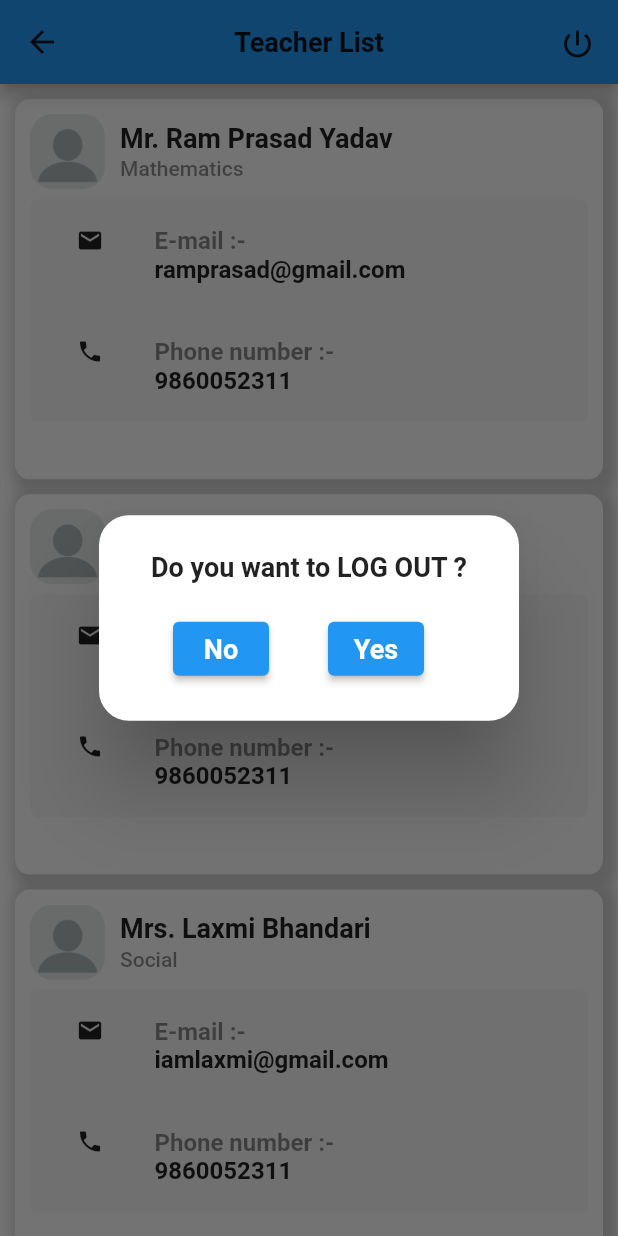
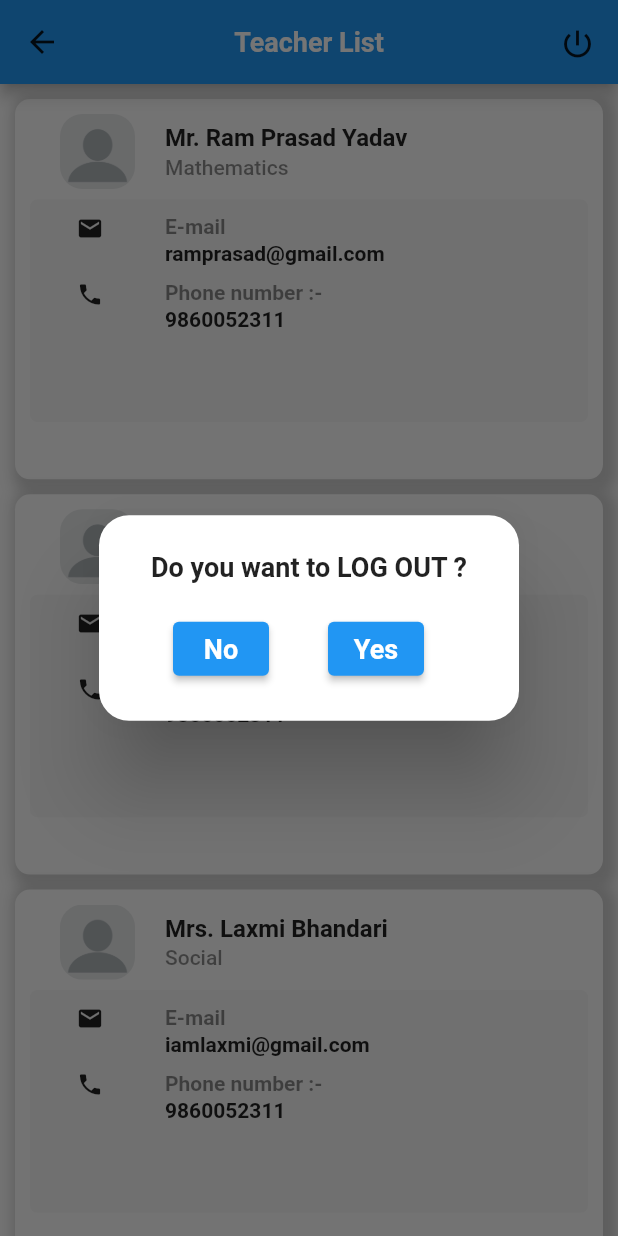
Before and after one commit to kalind7/Excel_public_school, a Flutter app: the TeacherLists screen opened by its route, after a tap on the "power settings new" icon, on a phone screen of 412 x 824 dp. Run offline on Flutter 3.47's test engine with Material 2 defaults, Android fonts, the phone set to English and light mode, and no system bars; our stand-ins replace fluttertoast, form_field_validator, get, google_fonts, hexcolor, shared_preferences and 1 more; missing offline and left inert: nepali_date_picker; accounts and stored records are empty; network calls fail; Roboto replaces fonts that are missing (MontserratAlternates); project files that could hold a hidden picture were left out.

Commit message:
savev changes

```diff
--- a/lib/controller/student_controller.dart
+++ b/lib/controller/student_controller.dart
@@ -80,36 +80,42 @@ class StudentController extends GetxController{
           degree: 'Mathematics ',
           email: 'ramprasad@gmail.com',
           image: 'images/profile.png',
+        number: '9860052311'
       ),
       TeacherDetails(
         name: 'Mr. Hari Prasad Acharya',
         degree: 'Science',
         email: 'hari22@gmail.com',
         image: 'images/profile.png',
+          number: '9860052323'
       ),
       TeacherDetails(
         name: 'Mrs. Laxmi Bhandari',
         degree: 'Social',
         email: 'iamlaxmi@gmail.com',
         image: 'images/profile.png',
+          number: '9860052445'
       ),
       TeacherDetails(
         name: 'Mr. Kamal Khatri',
         degree: 'Computer Science',
         email: 'kk18@gmail.com',
         image: 'images/profile.png',
+          number: '9860056454'
       ),
       TeacherDetails(
         name: 'Mr. Kalind Koirala',
         degree: 'Optional Mathematics',
         email: 'kk17@gmail.com',
         image: 'images/profile.png',
+          number: '98600323232'
       ),
       TeacherDetails(
         name: 'Mrs. Shanta Banjade',
         degree: 'Nepali',
         email: 'sb45@gmail.com',
         image: 'images/profile.png',
+          number: '98600532312'
       ),
 
     ];
--- a/lib/models/teacher_list.dart
+++ b/lib/models/teacher_list.dart
@@ -3,11 +3,13 @@ class TeacherDetails {
   final String degree;
   final String email;
   final String image;
+  final String number;
 
   TeacherDetails(
       {required this.name,
         required this.degree,
         required this.email,
         required this.image,
+        required this.number,
       });
 }
--- a/lib/ui_pages/assignment.dart
+++ b/lib/ui_pages/assignment.dart
@@ -8,44 +8,46 @@ class Assignment extends StatelessWidget {
 
   @override
   Widget build(BuildContext context) {
-
     List<AssignmentList> assignmentList = [
       AssignmentList(
         icon1: Icons.question_answer,
-        question: 'Chapter 3 - Q.no 1 - Q.no 10\n(Please submit in word format \nwith names attached)',
+        question:
+            'Chapter 3 - Q.no 1 - Q.no 10\n(Please submit in word format \nwith names attached)',
         icon2: Icons.book,
         subject: 'Mathematics',
         icon3: Icons.person,
         teacherName: 'Mr. Ram Prasad Yadav',
         deadline: 'DEADLINE: 14 Feb, 2022',
         icon4: Icons.upload_rounded,
-        onpress: (){
+        onpress: () {
           print('anything');
         },
       ),
       AssignmentList(
         icon1: Icons.question_answer,
-        question:  'Chapter 3 - Q.no 1 - Q.no 10\n(Please submit in word format \nwith names attached)',
+        question:
+            'Chapter 3 - Q.no 1 - Q.no 10\n(Please submit in word format \nwith names attached)',
         icon2: Icons.book,
         subject: 'Physics',
         icon3: Icons.person,
         teacherName: 'Mr. Hari Prasad Acharya',
         deadline: 'DEADLINE:  14 Feb, 2022',
         icon4: Icons.upload_rounded,
-        onpress: (){
+        onpress: () {
           print('anything');
         },
       ),
       AssignmentList(
         icon1: Icons.question_answer,
-        question:  'Chapter 3 - Q.no 1 - Q.no 10\n(Please submit in word format \nwith names attached)',
+        question:
+            'Chapter 3 - Q.no 1 - Q.no 10\n(Please submit in word format \nwith names attached)',
         icon2: Icons.book,
         subject: 'Mathematics',
         icon3: Icons.person,
         teacherName: 'Mr. Ram Prasad Yadav',
         deadline: 'DEADLINE: 14 Feb, 2022',
         icon4: Icons.upload_rounded,
-        onpress: (){
+        onpress: () {
           print('anything');
         },
       ),
@@ -74,21 +76,22 @@ class Assignment extends StatelessWidget {
       ),
       body: ListView.builder(
           itemCount: assignmentList.length,
-          itemBuilder: (context, index){
+          itemBuilder: (context, index) {
             return Container(
               margin: EdgeInsets.only(top: 10.0, left: 10.0, right: 10.0),
               padding: EdgeInsets.only(top: 15.0),
-            height: MediaQuery.of(context).size.height /3.25,
+              height: MediaQuery.of(context).size.height / 3.25,
               // width: MediaQuery.of(context).size.width / 1.15,
               decoration: BoxDecoration(
-              color: Colors.blue,
+                  color: Colors.grey[50],
                   borderRadius: BorderRadius.circular(10.0),
                   boxShadow: [
                     BoxShadow(
-                    color: Colors.grey.withOpacity(.05),
+                      color: Colors.grey.withOpacity(.5),
                       spreadRadius: 5,
                       blurRadius: 7,
-                    offset: Offset(4, 3), // changes position of shadow
+                      offset:
+                      Offset(4, 3), // changes position of shadow
                     ),
                   ]),
               child: Column(
@@ -99,23 +102,58 @@ class Assignment extends StatelessWidget {
                     crossAxisAlignment: CrossAxisAlignment.start,
                     children: [
                       Icon(assignmentList[index].icon1, size: 18),
-                    Text(assignmentList[index].question, style: TextStyle(fontSize: 16, fontWeight: FontWeight.w600, color: Colors.black54, fontFamily: 'MontserratAlternates'),),
+                      Text(
+                        assignmentList[index].question,
+                        style: TextStyle(
+                            fontSize: 16,
+                            fontWeight: FontWeight.w600,
+                            color: Colors.black54,
+                            fontFamily: 'MontserratAlternates'),
+                      ),
                     ],
                   ),
                   Row(
                     children: [
-                    SizedBox(width: 20.0,),
-                    Icon(assignmentList[index].icon2, size: 18,),
-                    SizedBox(width: 25.0,),
-                    Text(assignmentList[index].subject, style: TextStyle(fontSize: 13, fontWeight: FontWeight.w600, color: Colors.black38, fontFamily: 'MontserratAlternates'),)
+                      SizedBox(
+                        width: 20.0,
+                      ),
+                      Icon(
+                        assignmentList[index].icon2,
+                        size: 18,
+                      ),
+                      SizedBox(
+                        width: 25.0,
+                      ),
+                      Text(
+                        assignmentList[index].subject,
+                        style: TextStyle(
+                            fontSize: 13,
+                            fontWeight: FontWeight.w600,
+                            color: Colors.black38,
+                            fontFamily: 'MontserratAlternates'),
+                      )
                     ],
                   ),
                   Row(
                     children: [
-                    SizedBox(width: 20.0,),
-                    Icon(assignmentList[index].icon3, size: 18,),
-                    SizedBox(width: 25.0,),
-                    Text(assignmentList[index].teacherName, style: TextStyle(fontSize: 13, fontWeight: FontWeight.w600, color: Colors.black38, fontFamily: 'MontserratAlternates'),)
+                      SizedBox(
+                        width: 20.0,
+                      ),
+                      Icon(
+                        assignmentList[index].icon3,
+                        size: 18,
+                      ),
+                      SizedBox(
+                        width: 25.0,
+                      ),
+                      Text(
+                        assignmentList[index].teacherName,
+                        style: TextStyle(
+                            fontSize: 13,
+                            fontWeight: FontWeight.w600,
+                            color: Colors.black38,
+                            fontFamily: 'MontserratAlternates'),
+                      )
                     ],
                   ),
                   Row(
@@ -130,14 +168,25 @@ class Assignment extends StatelessWidget {
                           borderRadius: BorderRadius.circular(5.0),
                           color: Colors.black38,
                         ),
-                      child: Text(assignmentList[index].deadline,style: TextStyle(fontSize: 14, fontWeight: FontWeight.w600, color: Colors.white54, fontFamily: 'MontserratAlternates'),),
+                        child: Text(
+                          assignmentList[index].deadline,
+                          style: TextStyle(
+                              fontSize: 14,
+                              fontWeight: FontWeight.w600,
+                              color: Colors.white54,
+                              fontFamily: 'MontserratAlternates'),
                         ),
-
+                      ),
                       Padding(
                         padding: EdgeInsets.only(right: 3.0, top: 7.0),
-                      child:IconButton(
-                        onPressed: (){assignmentList[index].onpress();},
-                        icon: Icon(assignmentList[index].icon4, size: 30,),
+                        child: IconButton(
+                          onPressed: () {
+                            assignmentList[index].onpress();
+                          },
+                          icon: Icon(
+                            assignmentList[index].icon4,
+                            size: 30,
+                          ),
                         ),
                       ),
                     ],
@@ -145,9 +194,7 @@ class Assignment extends StatelessWidget {
                 ],
               ),
             );
-          }
-      ),
-
+          }),
     );
   }
 }
--- a/lib/ui_pages/function_dashboard.dart
+++ b/lib/ui_pages/function_dashboard.dart
@@ -425,7 +425,7 @@ class _FunctionsState extends State<Functions> {
                               style: TextStyle(
                                 fontSize: 16.0,
                                 fontWeight: FontWeight.w600,
-                                color: Colors.black87,
+                                color: Colors.white,
                                 fontFamily: 'MontserratAlternates',
                               ),
                             ),
--- a/lib/ui_pages/list_of_teacher.dart
+++ b/lib/ui_pages/list_of_teacher.dart
@@ -30,7 +30,7 @@ class _TeacherListsState extends State<TeacherLists> {
             fontSize: 18.0,
             fontWeight: FontWeight.w600,
             fontFamily: 'MontserratAlternates',
-            color: Colors.black87)),
+            color: Colors.white)),
         centerTitle: true,
         actions: [
           Padding(
@@ -61,11 +61,9 @@ class _TeacherListsState extends State<TeacherLists> {
                     itemCount: controller.teacherList.length,
                     itemBuilder: (context, index) {
                       return Container(
-                        margin:
-                            EdgeInsets.only(top: 10.0, left: 10.0, right: 10.0),
+                        margin: EdgeInsets.only(top: 10.0, left: 10.0, right: 10.0),
                         padding: EdgeInsets.only(top: 10.0, left: 10.0),
                         height: MediaQuery.of(context).size.height / 3.25,
-                        // width: MediaQuery.of(context).size.width / 1.15,
                         decoration: BoxDecoration(
                             color: Colors.grey[50],
                             borderRadius: BorderRadius.circular(10.0),
@@ -82,6 +80,7 @@ class _TeacherListsState extends State<TeacherLists> {
                           children: [
                             Row(
                               children: [
+                                SizedBox(width: 20.0),
                                 ClipRRect(
                                   borderRadius: BorderRadius.circular(15.0),
                                   child: GestureDetector(
@@ -111,14 +110,14 @@ class _TeacherListsState extends State<TeacherLists> {
                                     ),
                                   ),
                                 ),
-                                SizedBox(width: 10.0),
+                                SizedBox(width: 20.0),
                                 Column(
                                   crossAxisAlignment: CrossAxisAlignment.start,
                                   children: [
                                     // SizedBox(height: 15.0),
                                     Text(controller.teacherList[index].name,
                                         style: TextStyle(
-                                            fontSize: 18.0,
+                                            fontSize: 16.0,
                                             fontWeight: FontWeight.w600,
                                             fontFamily: 'MontserratAlternates',
                                             color: Colors.black87)),
@@ -135,6 +134,7 @@ class _TeacherListsState extends State<TeacherLists> {
                             ),
                             Container(
                               margin: EdgeInsets.only(top: 7.0, right: 10.0),
+                              padding: EdgeInsets.only(top: 10.0),
                               height: MediaQuery.of(context).size.height * 0.18,
                               width: MediaQuery.of(context).size.width,
                               decoration: BoxDecoration(
@@ -142,36 +142,38 @@ class _TeacherListsState extends State<TeacherLists> {
                                 color: HexColor('#F4F4F4'),
                               ),
                               child: Column(
-                                crossAxisAlignment: CrossAxisAlignment.start,
-                                mainAxisAlignment: MainAxisAlignment.spaceAround,
+                                mainAxisAlignment: MainAxisAlignment.start,
                                 children: [
                                   Row(
                                     crossAxisAlignment: CrossAxisAlignment.start ,
-                                    // mainAxisAlignment: MainAxisAlignment.spaceEvenly ,
                                     children: [
                                       SizedBox(
                                         width: 31.0,
                                       ),
-                                      Icon(Icons.email,
+                                      Icon(Icons.mail,
                                           size: 18.0, color: Colors.black87),
+
                                       SizedBox(
-                                        width: 34.0,
+                                        width: 41.0,
                                       ),
                                       Column(
-                                        // mainAxisAlignment: MainAxisAlignment.start,
                                         crossAxisAlignment: CrossAxisAlignment.start ,
                                         children: [
-                                          Text('E-mail :- ',
+                                          Text('E-mail',
                                               style: TextStyle(
-                                                  fontSize: 16.0,
+                                                  fontSize: 14.0,
                                                   color: Colors.black45,
                                                   fontFamily:
-                                                      'MontserratAlternates',
+                                                  'MontserratAlternates',
                                                   fontWeight: FontWeight.w600)),
 
-                                          Text(controller.teacherList[index].email,
+                                          SizedBox(
+                                            height: 2.0,
+                                          ),
+
+                                          Text('${controller.teacherList[index].email}',
                                               style: TextStyle(
-                                                  fontSize: 16.0,
+                                                  fontSize: 14.0,
                                                   color: Colors.black87,
                                                   fontFamily:
                                                   'MontserratAlternates',
@@ -181,6 +183,9 @@ class _TeacherListsState extends State<TeacherLists> {
                                     ],
                                   ),
 
+                                  SizedBox(
+                                    height: 10.0,
+                                  ),
                                   Row(
                                     crossAxisAlignment: CrossAxisAlignment.start ,
                                     children: [
@@ -191,22 +196,26 @@ class _TeacherListsState extends State<TeacherLists> {
                                           size: 18.0, color: Colors.black87),
 
                                       SizedBox(
-                                        width: 34.0,
+                                        width: 41.0,
                                       ),
                                       Column(
                                         crossAxisAlignment: CrossAxisAlignment.start ,
                                         children: [
                                           Text('Phone number :- ',
                                               style: TextStyle(
-                                                  fontSize: 16.0,
+                                                  fontSize: 14.0,
                                                   color: Colors.black45,
                                                   fontFamily:
                                                   'MontserratAlternates',
                                                   fontWeight: FontWeight.w600)),
 
+                                          SizedBox(
+                                            height: 2.0,
+                                          ),
+
                                           Text('9860052311',
                                               style: TextStyle(
-                                                  fontSize: 16.0,
+                                                  fontSize: 14.0,
                                                   color: Colors.black87,
                                                   fontFamily:
                                                   'MontserratAlternates',
--- a/lib/widgets/routine_list_get.dart
+++ b/lib/widgets/routine_list_get.dart
@@ -55,14 +55,13 @@ class _RoutineGetListState extends State<RoutineGetList> {
 
                         SizedBox(width: 30.0,),
 
-
                         Column(
                           crossAxisAlignment: CrossAxisAlignment.start,
                           children: [
                             Text(
                               controller.routineList[index].title,
                               style: TextStyle(
-                                  fontSize: 18.0,
+                                  fontSize: 16.0,
                                   fontWeight: FontWeight.bold,
                                   color: Colors.white,
                                   fontFamily: 'MontserratAlternates'),
@@ -77,11 +76,14 @@ class _RoutineGetListState extends State<RoutineGetList> {
                         ),
                       ],
                     ),
-                    SizedBox(height: 10.0,),
+                    SizedBox(height: 10.0),
 
                     Row(
-                      mainAxisAlignment: MainAxisAlignment.spaceEvenly,
+                      // crossAxisAlignment: CrossAxisAlignment.start,
+                      mainAxisAlignment: MainAxisAlignment.spaceAround,
                       children: [
+                        SizedBox(width: 10.0,),
+
                         Column(
                           crossAxisAlignment: CrossAxisAlignment.start,
                           children: [
@@ -101,6 +103,7 @@ class _RoutineGetListState extends State<RoutineGetList> {
                                     fontWeight: FontWeight.w500)),
                           ],
                         ),
+
 
                         Column(
                           crossAxisAlignment: CrossAxisAlignment.start,
@@ -125,7 +128,8 @@ class _RoutineGetListState extends State<RoutineGetList> {
                     ),
 
                     Container(
-                      margin: EdgeInsets.only(top: 10.0, left: 30),
+                      margin: EdgeInsets.only(top: 10.0, left: 33),
+                      padding: EdgeInsets.only(left: 7.0),
                       height: MediaQuery.of(context).size.height * 0.04,
                       width: MediaQuery.of(context).size.width * 0.34,
                       decoration: BoxDecoration(
```
Lines whose indentation alone changed are shown as unchanged.
